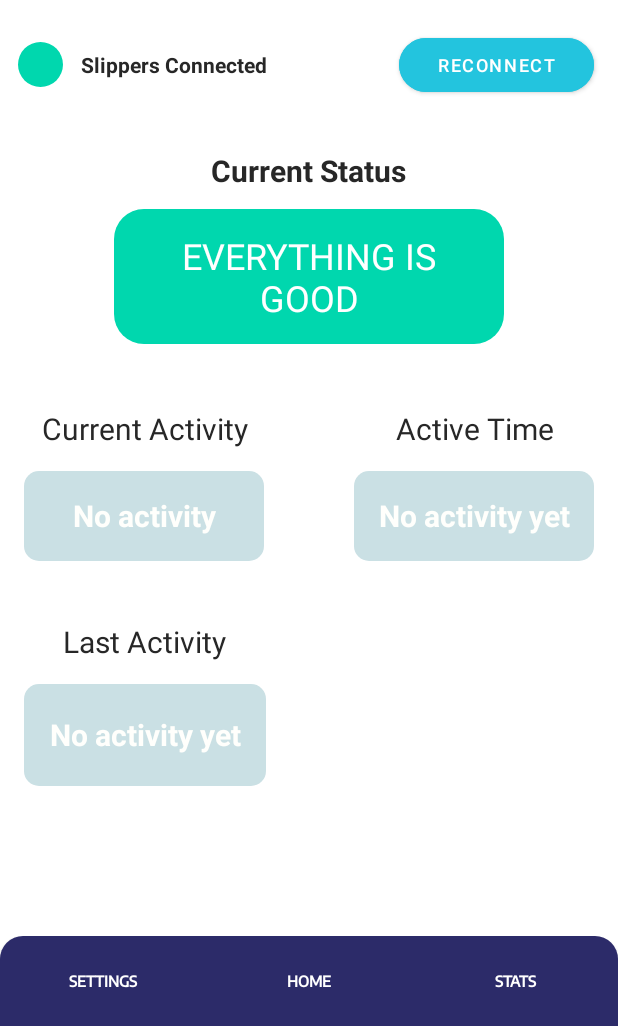
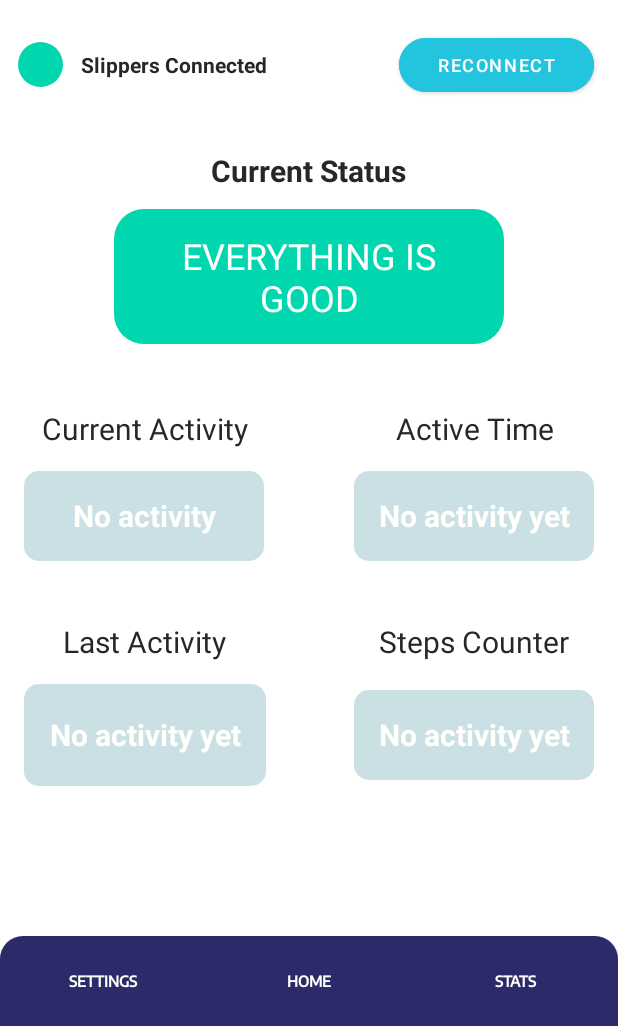
Before and after one commit to spehj/SmartSlippers-Android-Kotlin, an Android app: the layout home_activity.xml on its own in the app's theme, with its tools: preview values and no code run, on a phone screen of 412 x 824 dp, the part 210-1236 px from its top. Run offline under Robolectric (Android 15) with nearby library versions, the phone set to English and light mode, and no system bars.

```diff
--- a/app/src/main/res/layout/home_activity.xml
+++ b/app/src/main/res/layout/home_activity.xml
@@ -150,6 +150,33 @@
                 tools:text="No activity yet" />
 
             <TextView
+                android:id="@+id/tvStepsText"
+                android:layout_width="160dp"
+                android:layout_height="34dp"
+                android:text="Steps Counter"
+                android:textAlignment="center"
+                android:textColor="@color/textsBlack"
+                android:textSize="20sp"
+                app:layout_constraintBottom_toBottomOf="@+id/tvLastActText"
+                app:layout_constraintEnd_toEndOf="@+id/tvActTimeText"
+                app:layout_constraintTop_toTopOf="@+id/tvLastActText" />
+
+            <TextView
+                android:id="@+id/tvStepsValue"
+                android:layout_width="160dp"
+                android:layout_height="60dp"
+                android:background="@drawable/input_background"
+                android:gravity="center"
+                android:textAlignment="center"
+                android:textColor="@color/inputBela"
+                android:textSize="20sp"
+                android:textStyle="bold"
+                app:layout_constraintBottom_toBottomOf="@+id/tvLastActValue"
+                app:layout_constraintEnd_toEndOf="@+id/tvActTimeValue"
+                app:layout_constraintTop_toTopOf="@+id/tvLastActValue"
+                tools:text="No activity yet" />
+
+            <TextView
                 android:id="@+id/tvStatusText"
                 android:layout_width="wrap_content"
                 android:layout_height="wrap_content"
```
Also changed, not shown: app/src/main/java/si/uni_lj/fe/tnuv/smartslippers/CharacteristicsService.kt (+80 -31 lines), app/src/main/java/si/uni_lj/fe/tnuv/smartslippers/ConnectionActivity.kt (+8 -0 lines), app/src/main/java/si/uni_lj/fe/tnuv/smartslippers/HomeActivity.kt (+43 -8 lines), app/src/main/java/si/uni_lj/fe/tnuv/smartslippers/MainService.kt (+0 -86 lines).
